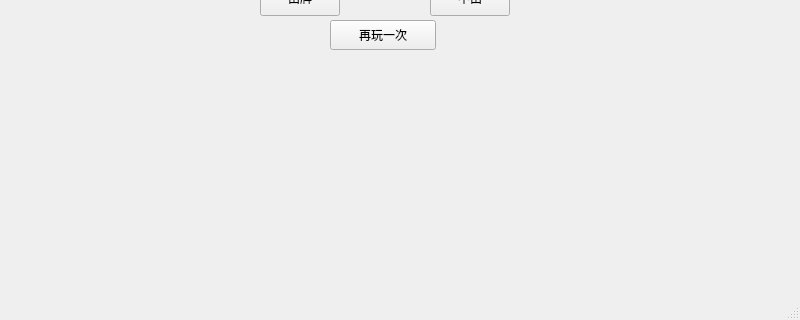
humuyan/Programming-and-Training, file week2/landlord/mainwindow.ui: the form before one commit; both pictures show x 0 to 800 and y 280 to 600 of the 800 by 600 pixel window.
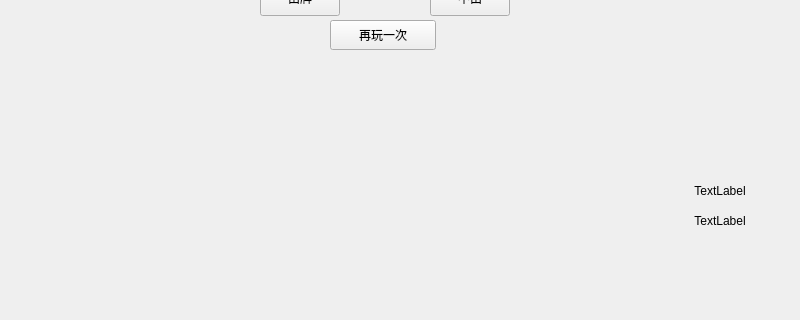
The form after the commit.

What changed in the file:
```diff
--- a/week2/landlord/mainwindow.ui
+++ b/week2/landlord/mainwindow.ui
@@ -214,6 +214,38 @@
      <set>Qt::AlignCenter</set>
     </property>
    </widget>
+   <widget class="QLabel" name="myIdentityLabel">
+    <property name="geometry">
+     <rect>
+      <x>680</x>
+      <y>460</y>
+      <width>80</width>
+      <height>21</height>
+     </rect>
+    </property>
+    <property name="text">
+     <string>TextLabel</string>
+    </property>
+    <property name="alignment">
+     <set>Qt::AlignCenter</set>
+    </property>
+   </widget>
+   <widget class="QLabel" name="myRestLabel">
+    <property name="geometry">
+     <rect>
+      <x>680</x>
+      <y>490</y>
+      <width>80</width>
+      <height>21</height>
+     </rect>
+    </property>
+    <property name="text">
+     <string>TextLabel</string>
+    </property>
+    <property name="alignment">
+     <set>Qt::AlignCenter</set>
+    </property>
+   </widget>
   </widget>
   <widget class="QMenuBar" name="menubar">
    <property name="geometry">
@@ -225,7 +257,6 @@
     </rect>
    </property>
   </widget>
-  <widget class="QStatusBar" name="statusbar"/>
  </widget>
  <resources/>
  <connections/>
```
